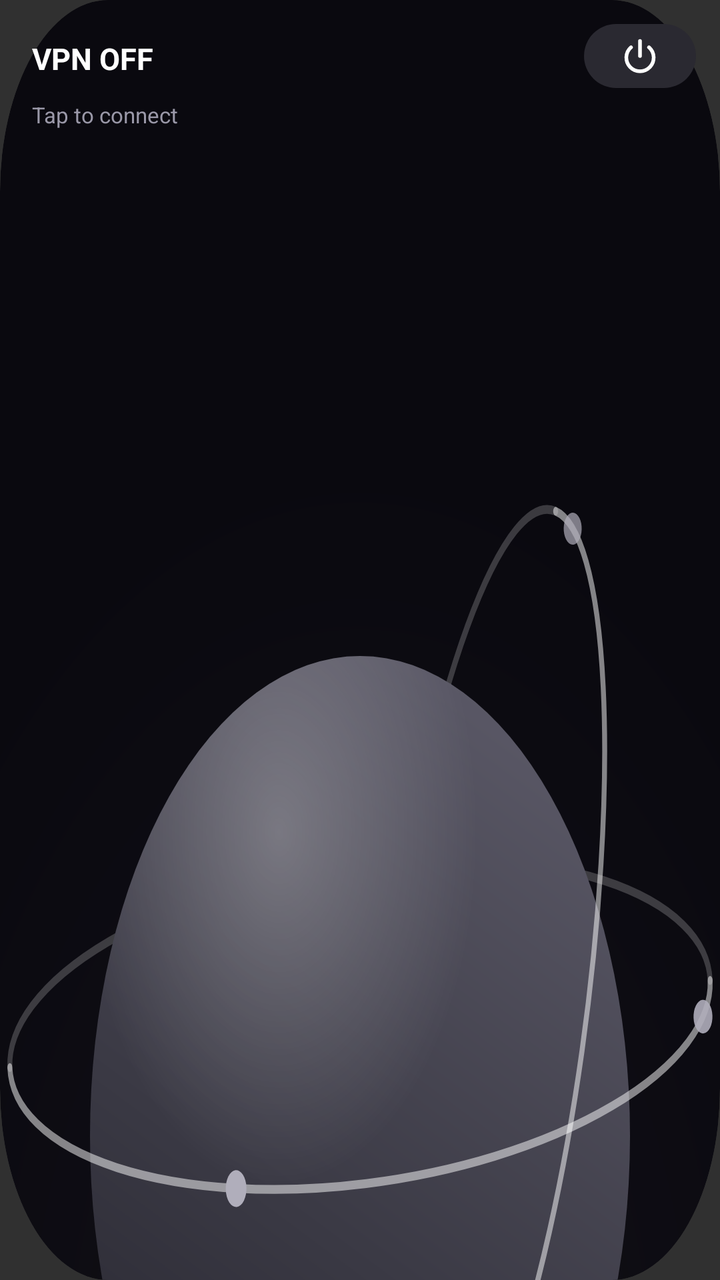
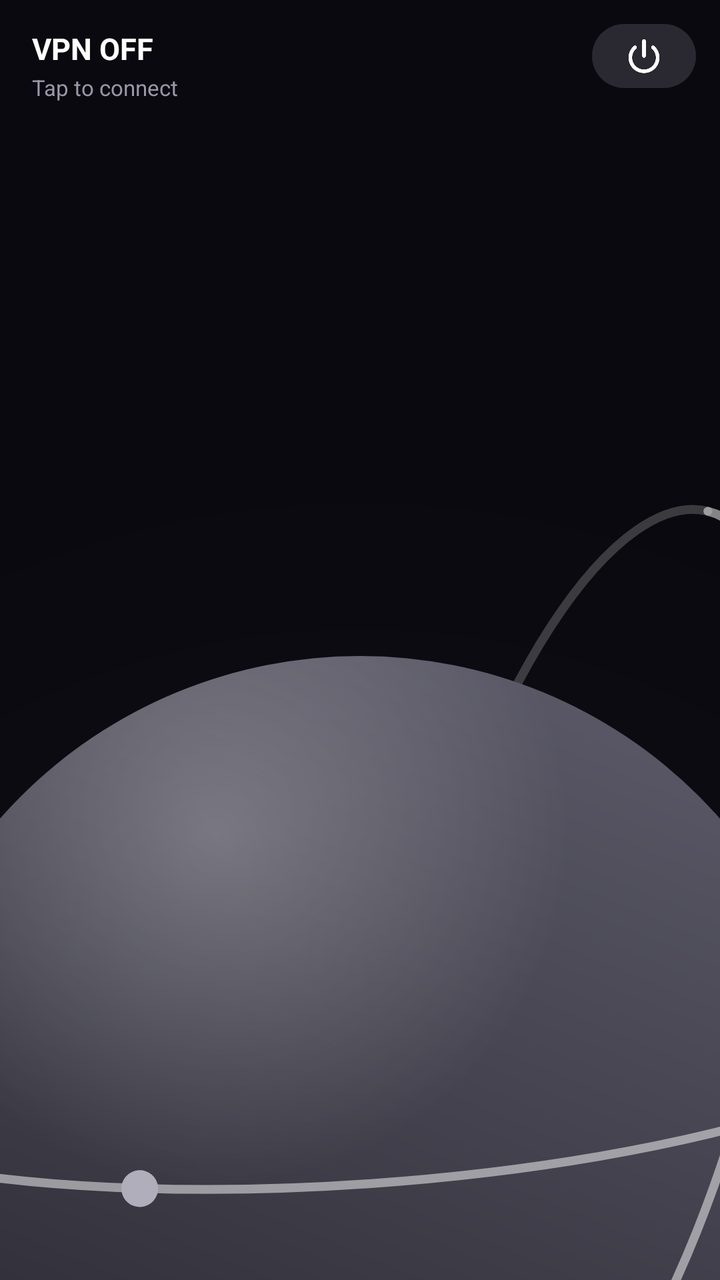

Two renders of the same Android screen: before a commit and after it. Below are the layout's source before the change and the commit's diff.
<!-- AndroidManifest.xml: application theme android:Theme.Material.NoActionBar -->
<!-- res/layout/widget_outrun.xml -->
<?xml version="1.0" encoding="utf-8"?>
<FrameLayout xmlns:android="http://schemas.android.com/apk/res/android"
    android:id="@+id/widget_root"
    android:layout_width="match_parent"
    android:layout_height="match_parent">

    <ImageView
        android:id="@+id/widget_art"
        android:layout_width="match_parent"
        android:layout_height="match_parent"
        android:contentDescription="@null"
        android:scaleType="fitXY"
        android:src="@drawable/widget_art_off" />

    <TextView
        android:id="@+id/widget_title"
        android:layout_width="match_parent"
        android:layout_height="wrap_content"
        android:layout_gravity="top|start"
        android:layout_marginStart="16dp"
        android:layout_marginTop="19dp"
        android:layout_marginEnd="76dp"
        android:ellipsize="end"
        android:maxLines="1"
        android:text="VPN OFF"
        android:textColor="#FFFFFFFF"
        android:textSize="15sp"
        android:textStyle="bold" />

    <TextView
        android:id="@+id/widget_sub"
        android:layout_width="match_parent"
        android:layout_height="wrap_content"
        android:layout_gravity="top|start"
        android:layout_marginStart="16dp"
        android:layout_marginTop="50dp"
        android:layout_marginEnd="12dp"
        android:ellipsize="end"
        android:maxLines="1"
        android:text="Tap to connect"
        android:textColor="#FF9A98A8"
        android:textSize="11sp" />

    <ImageView
        android:id="@+id/widget_power"
        android:layout_width="56dp"
        android:layout_height="32dp"
        android:layout_gravity="top|end"
        android:layout_marginTop="12dp"
        android:layout_marginEnd="12dp"
        android:background="@drawable/widget_power_bg"
        android:contentDescription="Toggle VPN"
        android:padding="6dp"
        android:scaleType="centerInside"
        android:src="@drawable/ic_widget_power" />
</FrameLayout>
<!-- resources referenced by this layout -->
<resources>
  <!-- drawable ic_widget_power (drawable) -->
  <?xml version="1.0" encoding="utf-8"?>
  <vector xmlns:android="http://schemas.android.com/apk/res/android"
      android:width="24dp" android:height="24dp" android:viewportWidth="24" android:viewportHeight="24">
      <path android:pathData="M12,3 L12,12" android:strokeColor="#FFFFFFFF" android:strokeWidth="2.2" android:strokeLineCap="round"/>
      <path android:pathData="M6.6,6.8 A8.2,8.2 0 1 0 17.4,6.8" android:strokeColor="#FFFFFFFF" android:strokeWidth="2.2" android:strokeLineCap="round"/>
  </vector>
  <!-- drawable widget_art_off: vector/xml drawable (drawable, 3804 chars, omitted) -->
  <!-- drawable widget_power_bg (drawable) -->
  <?xml version="1.0" encoding="utf-8"?>
  <shape xmlns:android="http://schemas.android.com/apk/res/android" android:shape="rectangle">
      <solid android:color="#FF2A2931"/>
      <corners android:radius="16dp"/>
  </shape>
</resources>

<!-- the commit's change to res/layout/widget_outrun.xml (unified diff, before → after) -->
@@ -2,55 +2,66 @@
 <FrameLayout xmlns:android="http://schemas.android.com/apk/res/android"
     android:id="@+id/widget_root"
     android:layout_width="match_parent"
-    android:layout_height="match_parent">
+    android:layout_height="match_parent"
+    android:background="@drawable/widget_bg">
 
     <ImageView
         android:id="@+id/widget_art"
         android:layout_width="match_parent"
         android:layout_height="match_parent"
         android:contentDescription="@null"
-        android:scaleType="fitXY"
+        android:scaleType="centerCrop"
         android:src="@drawable/widget_art_off" />
 
-    <TextView
-        android:id="@+id/widget_title"
+    <LinearLayout
         android:layout_width="match_parent"
         android:layout_height="wrap_content"
-        android:layout_gravity="top|start"
-        android:layout_marginStart="16dp"
-        android:layout_marginTop="19dp"
-        android:layout_marginEnd="76dp"
-        android:ellipsize="end"
-        android:maxLines="1"
-        android:text="VPN OFF"
-        android:textColor="#FFFFFFFF"
-        android:textSize="15sp"
-        android:textStyle="bold" />
+        android:layout_gravity="top"
+        android:gravity="top"
+        android:orientation="horizontal"
+        android:paddingStart="16dp"
+        android:paddingTop="12dp"
+        android:paddingEnd="12dp">
 
-    <TextView
-        android:id="@+id/widget_sub"
-        android:layout_width="match_parent"
-        android:layout_height="wrap_content"
-        android:layout_gravity="top|start"
-        android:layout_marginStart="16dp"
-        android:layout_marginTop="50dp"
-        android:layout_marginEnd="12dp"
-        android:ellipsize="end"
-        android:maxLines="1"
-        android:text="Tap to connect"
-        android:textColor="#FF9A98A8"
-        android:textSize="11sp" />
+        <LinearLayout
+            android:layout_width="0dp"
+            android:layout_height="wrap_content"
+            android:layout_marginTop="2dp"
+            android:layout_weight="1"
+            android:orientation="vertical">
 
-    <ImageView
-        android:id="@+id/widget_power"
-        android:layout_width="56dp"
-        android:layout_height="32dp"
-        android:layout_gravity="top|end"
-        android:layout_marginTop="12dp"
-        android:layout_marginEnd="12dp"
-        android:background="@drawable/widget_power_bg"
-        android:contentDescription="Toggle VPN"
-        android:padding="6dp"
-        android:scaleType="centerInside"
-        android:src="@drawable/ic_widget_power" />
+            <TextView
+                android:id="@+id/widget_title"
+                android:layout_width="match_parent"
+                android:layout_height="wrap_content"
+                android:ellipsize="end"
+                android:maxLines="1"
+                android:text="VPN OFF"
+                android:textColor="#FFFFFFFF"
+                android:textSize="15sp"
+                android:textStyle="bold" />
+
+            <TextView
+                android:id="@+id/widget_sub"
+                android:layout_width="match_parent"
+                android:layout_height="wrap_content"
+                android:layout_marginTop="2dp"
+                android:ellipsize="end"
+                android:maxLines="1"
+                android:text="Tap to connect"
+                android:textColor="#FF9A98A8"
+                android:textSize="11sp" />
+        </LinearLayout>
+
+        <ImageView
+            android:id="@+id/widget_power"
+            android:layout_width="52dp"
+            android:layout_height="32dp"
+            android:layout_marginStart="8dp"
+            android:background="@drawable/widget_power_bg"
+            android:contentDescription="Toggle VPN"
+            android:padding="6dp"
+            android:scaleType="centerInside"
+            android:src="@drawable/ic_widget_power" />
+    </LinearLayout>
 </FrameLayout>
<!-- resource entries referenced after the edit -->
@@ -8,6 +8,12 @@
       <path android:pathData="M6.6,6.8 A8.2,8.2 0 1 0 17.4,6.8" android:strokeColor="#FFFFFFFF" android:strokeWidth="2.2" android:strokeLineCap="round"/>
   </vector>
   <!-- drawable widget_art_off: vector/xml drawable (drawable, 3804 chars, omitted) -->
+  <!-- drawable widget_bg (drawable) -->
+  <?xml version="1.0" encoding="utf-8"?>
+  <shape xmlns:android="http://schemas.android.com/apk/res/android" android:shape="rectangle">
+      <solid android:color="#FF0A090F"/>
+      <corners android:radius="22dp"/>
+  </shape>
   <!-- drawable widget_power_bg (drawable) -->
   <?xml version="1.0" encoding="utf-8"?>
   <shape xmlns:android="http://schemas.android.com/apk/res/android" android:shape="rectangle">
